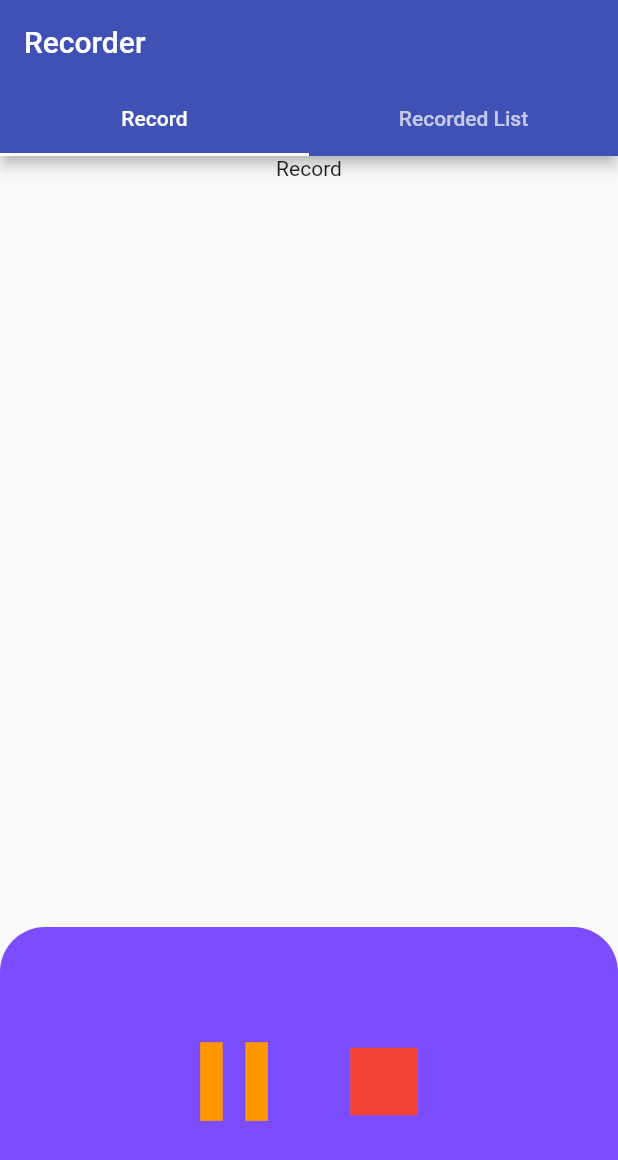
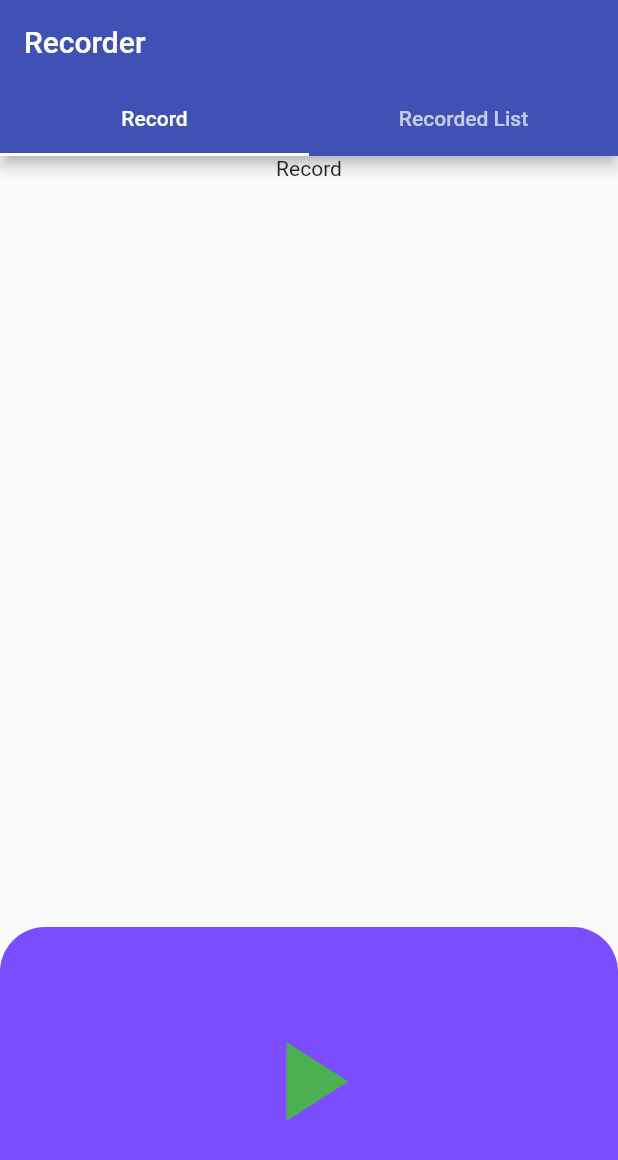
Before and after one commit to koorosh-k98/fun-recorder, a Flutter app: the screen it shows after launch, on a phone screen of 412 x 824 dp. Shown: the top 1160 px of the screen. Run offline on Flutter 3.47's test engine with Material 2 defaults, Android fonts, the phone set to English and light mode, and no system bars; our stand-ins replace flutter_riverpod, riverpod_annotation; generated files the repository leaves out were written again.

Commit message:
add Riverpod and record provider

```diff
--- a/lib/main.dart
+++ b/lib/main.dart
@@ -1,11 +1,12 @@
 import 'package:flutter/material.dart';
+import 'package:flutter_riverpod/flutter_riverpod.dart';
 import 'package:recorder/views/constants/strings.dart';
 
 import 'views/tabs/tabs.dart';
 
 void main() {
   // WidgetsFlutterBinding.ensureInitialized();
-  runApp(const MyApp());
+  runApp(const ProviderScope(child: MyApp()));
 }
 
 class MyApp extends StatelessWidget {
--- /dev/null
+++ b/lib/states/record/typedef/is_recording.dart
@@ -0,0 +1 @@
+typedef IsRecording = bool;
--- a/lib/views/record/record-tab.dart
+++ /dev/null
@@ -1,79 +0,0 @@
-import 'package:flutter/material.dart';
-
-import '../constants/strings.dart';
-
-class RecordTab extends StatelessWidget {
-  const RecordTab({Key? key}) : super(key: key);
-
-  @override
-  Widget build(BuildContext context) {
-    double w = MediaQuery.of(context).size.width;
-    double h = MediaQuery.of(context).size.height;
-    return Column(
-      children: [
-        const Expanded(child: Text(Strings.record)),
-        Container(
-          padding: const EdgeInsets.all(8.0),
-          decoration: const BoxDecoration(
-            shape: BoxShape.rectangle,
-            color: Colors.deepPurpleAccent,
-            borderRadius: BorderRadius.only(
-                topLeft: Radius.circular(30.0),
-                topRight: Radius.circular(30.0)),
-          ),
-          height: h / 4,
-          child: Row(
-            mainAxisAlignment: MainAxisAlignment.center,
-            children: [
-              if (1 == 2)
-                SizedBox(
-                  height: 100,
-                  width: 100,
-                  child: IconButton(
-                    padding: EdgeInsets.zero,
-                    icon: const Icon(
-                      Icons.play_arrow,
-                      size: 90,
-                      color: Colors.green,
-                    ),
-                    onPressed: () {},
-                  ),
-                )
-              else
-                Row(
-                  children: [
-                    SizedBox(
-                      height: 100,
-                      width: 100,
-                      child: IconButton(
-                        padding: EdgeInsets.zero,
-                        icon: const Icon(
-                          Icons.pause,
-                          size: 90,
-                          color: Colors.orange,
-                        ),
-                        onPressed: () {},
-                      ),
-                    ),
-                    SizedBox(
-                      height: 100,
-                      width: 100,
-                      child: IconButton(
-                        padding: EdgeInsets.zero,
-                        icon: const Icon(
-                          Icons.stop,
-                          size: 90,
-                          color: Colors.red,
-                        ),
-                        onPressed: () {},
-                      ),
-                    )
-                  ],
-                )
-            ],
-          ),
-        )
-      ],
-    );
-  }
-}
--- /dev/null
+++ b/lib/views/record/record_buttons.dart
@@ -0,0 +1,63 @@
+import 'package:flutter/material.dart';
+import 'package:flutter_riverpod/flutter_riverpod.dart';
+
+import '../../states/record/providers/is_recording_provider.dart';
+
+class RecordButtons extends ConsumerWidget {
+  const RecordButtons({super.key});
+
+  @override
+  Widget build(BuildContext context, WidgetRef ref) {
+    bool isRecording = ref.watch(recordProvider);
+    return Row(
+      mainAxisAlignment: MainAxisAlignment.center,
+      children: [
+        if (isRecording)
+          Row(
+            children: [
+              SizedBox(
+                height: 100,
+                width: 100,
+                child: IconButton(
+                  padding: EdgeInsets.zero,
+                  icon: const Icon(
+                    Icons.pause,
+                    size: 90,
+                    color: Colors.orange,
+                  ),
+                  onPressed: ref.read(recordProvider.notifier).pauseRecord,
+                ),
+              ),
+              SizedBox(
+                height: 100,
+                width: 100,
+                child: IconButton(
+                  padding: EdgeInsets.zero,
+                  icon: const Icon(
+                    Icons.stop,
+                    size: 90,
+                    color: Colors.red,
+                  ),
+                    onPressed: ref.read(recordProvider.notifier).stopRecord,
+                ),
+              )
+            ],
+          )
+        else
+          SizedBox(
+            height: 100,
+            width: 100,
+            child: IconButton(
+              padding: EdgeInsets.zero,
+              icon: const Icon(
+                Icons.play_arrow,
+                size: 90,
+                color: Colors.green,
+              ),
+              onPressed: ref.read(recordProvider.notifier).startRecord,
+            ),
+          )
+      ],
+    );
+  }
+}
--- /dev/null
+++ b/lib/views/record/record_tab.dart
@@ -0,0 +1,31 @@
+import 'package:flutter/material.dart';
+import 'package:recorder/views/record/record_buttons.dart';
+
+import '../constants/strings.dart';
+
+class RecordTab extends StatelessWidget {
+  const RecordTab({Key? key}) : super(key: key);
+
+  @override
+  Widget build(BuildContext context) {
+    double w = MediaQuery.of(context).size.width;
+    double h = MediaQuery.of(context).size.height;
+    return Column(
+      children: [
+        const Expanded(child: Text(Strings.record)),
+        Container(
+          padding: const EdgeInsets.all(8.0),
+          height: h / 4,
+          decoration: const BoxDecoration(
+            shape: BoxShape.rectangle,
+            color: Colors.deepPurpleAccent,
+            borderRadius: BorderRadius.only(
+                topLeft: Radius.circular(30.0),
+                topRight: Radius.circular(30.0)),
+          ),
+          child: const RecordButtons(),
+        )
+      ],
+    );
+  }
+}
--- a/lib/views/tabs/tabs.dart
+++ b/lib/views/tabs/tabs.dart
@@ -1,8 +1,8 @@
 import 'package:flutter/material.dart';
-import 'package:recorder/views/record/record-tab.dart';
-import 'package:recorder/views/recorded-list/recorded-list-tab.dart';
+import 'package:recorder/views/record/record_tab.dart';
 
 import '../constants/strings.dart';
+import '../recorded_list/recorded_list_tab.dart';
 
 class Tabs extends StatelessWidget {
   const Tabs({super.key});
--- a/pubspec.yaml
+++ b/pubspec.yaml
@@ -31,6 +31,8 @@ environment:
 dependencies:
   flutter:
     sdk: flutter
+  flutter_riverpod: ^2.1.3
+  riverpod_annotation: ^1.1.1
 
 
   # The following adds the Cupertino Icons font to your application.
@@ -40,6 +42,9 @@ dependencies:
 dev_dependencies:
   flutter_test:
     sdk: flutter
+  build_runner:
+  riverpod_generator: ^1.1.1
+
 
   # The "flutter_lints" package below contains a set of recommended lints to
   # encourage good coding practices. The lint set provided by the package is
```
Also changed, not shown: lib/states/record/providers/is_recording_provider.dart (added, +26 -0 lines), lib/states/record/providers/is_recording_provider.g.dart (added), lib/views/recorded_list/recorded_list_tab.dart (renamed from lib/views/recorded-list/recorded-list-tab.dart), pubspec.lock.
